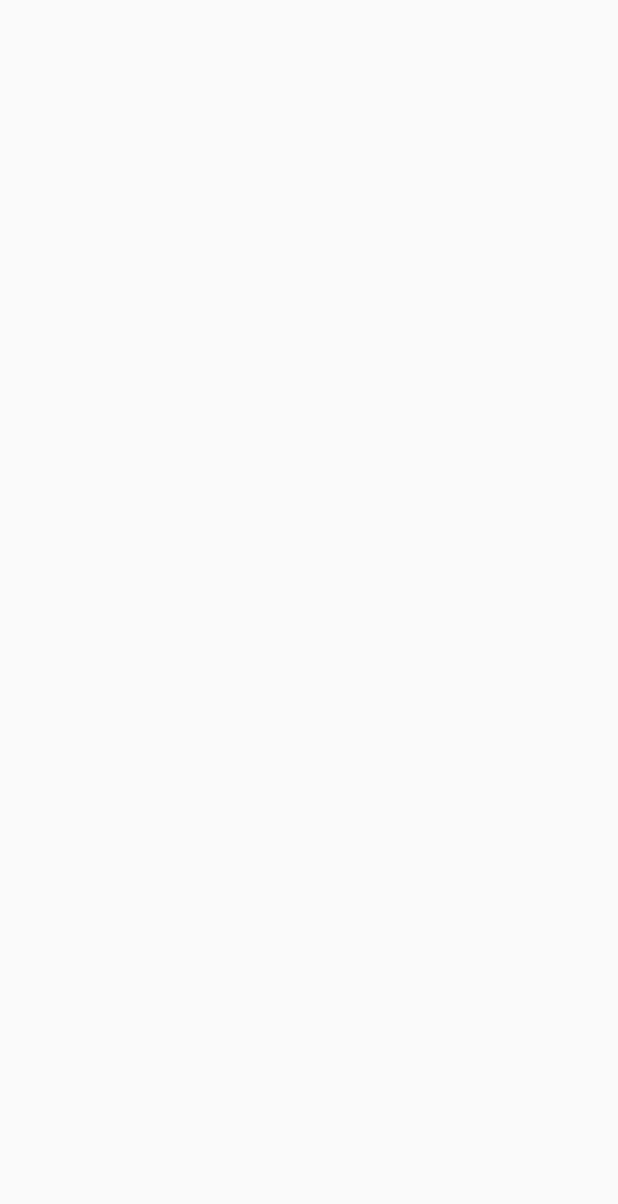
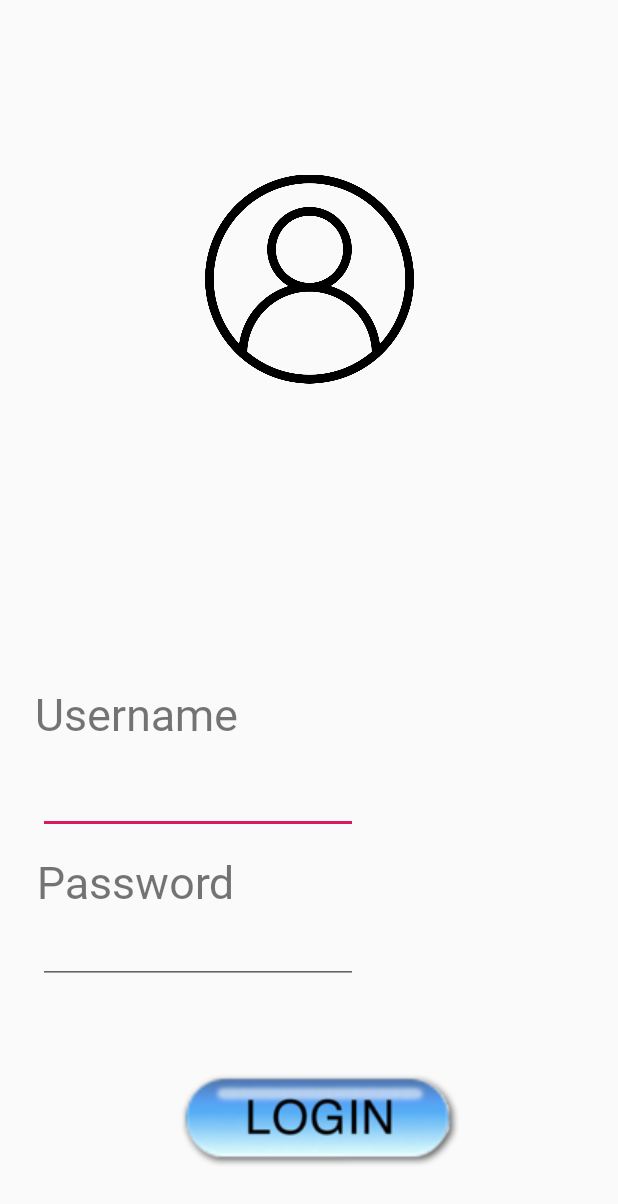
Before and after one commit to soyidwahyud/miniproject, an Android app: the screen it shows after launch (login), on a phone screen of 412 x 824 dp. Before the commit the part shown is empty. Shown: the top 1204 px of the screen. Run offline under Robolectric (Android 15) with nearby library versions, the phone set to English and light mode, and no system bars.

Commit message:
membuat login karyawan

```diff
--- a/app/src/main/AndroidManifest.xml
+++ b/app/src/main/AndroidManifest.xml
@@ -9,6 +9,10 @@
         android:roundIcon="@mipmap/ic_baank"
         android:supportsRtl="true"
         android:theme="@style/AppTheme">
+        <activity android:name=".home"></activity>
+        <activity
+            android:name=".ui.login.LoginActivity"
+            android:label="@string/title_activity_login" />
         <activity android:name=".MainActivity">
             <intent-filter>
                 <action android:name="android.intent.action.MAIN" />
@@ -16,7 +20,7 @@
                 <category android:name="android.intent.category.LAUNCHER" />
             </intent-filter>
         </activity>
-        <activity android:name=".login"></activity>
+        <activity android:name=".login" />
     </application>
 
 </manifest>
--- a/app/src/main/java/com/example/bloodbankinventory/login.java
+++ b/app/src/main/java/com/example/bloodbankinventory/login.java
@@ -1,14 +1,56 @@
 package com.example.bloodbankinventory;
 
+import androidx.appcompat.app.AlertDialog;
 import androidx.appcompat.app.AppCompatActivity;
 
+import android.content.DialogInterface;
+import android.content.Intent;
 import android.os.Bundle;
+import android.view.View;
+import android.widget.Button;
+import android.widget.EditText;
+import android.widget.ImageButton;
+import android.widget.Toast;
+
+import java.util.Arrays;
+import java.util.List;
 
 public class login extends AppCompatActivity {
 
+    String username="", password="";
+    private EditText edituser, editpassword;
+    private ImageButton login;
     @Override
     protected void onCreate(Bundle savedInstanceState) {
         super.onCreate(savedInstanceState);
         setContentView(R.layout.activity_login);
+        edituser = findViewById(R.id.edituser);
+        editpassword = findViewById(R.id.editpassword);
+        login = (ImageButton)findViewById(R.id.login);
+    }
+
+
+    public void loginOnClick(View view) {
+        if(edituser.getText().toString().equals("soyidwahyud") && editpassword.getText().toString().equals("soyid24")){
+            //Toast.makeText(getApplicationContext(),"login successfully",Toast.LENGTH_SHORT).show();
+
+            AlertDialog alertDialog = new AlertDialog.Builder(login.this).create();
+            alertDialog.setTitle("Pesan");
+            alertDialog.setMessage("Login berhasil");
+
+            alertDialog.show();
+            Intent home = new Intent(this,home.class);
+            startActivity(home);
+        }
+        else{
+            //Toast.makeText(getApplicationContext(),"wrong login",Toast.LENGTH_SHORT).show();
+
+            AlertDialog alertDialog = new AlertDialog.Builder(login.this).create();
+            alertDialog.setTitle("Pesan");
+            alertDialog.setMessage("Login gagal");
+
+
+            alertDialog.show();
+        }
     }
 }
--- a/app/src/main/res/layout/activity_login.xml
+++ b/app/src/main/res/layout/activity_login.xml
@@ -6,4 +6,78 @@
     android:layout_height="match_parent"
     tools:context=".login">
 
+    <ImageView
+        android:id="@+id/imageView"
+        android:layout_width="139dp"
+        android:layout_height="333dp"
+        app:layout_constraintBottom_toBottomOf="parent"
+        app:layout_constraintEnd_toEndOf="parent"
+        app:layout_constraintStart_toStartOf="parent"
+        app:layout_constraintTop_toTopOf="parent"
+        app:layout_constraintVertical_bias="0.04"
+        app:srcCompat="@drawable/account" />
+
+    <TextView
+        android:id="@+id/username"
+        android:layout_width="wrap_content"
+        android:layout_height="wrap_content"
+        android:layout_marginBottom="328dp"
+        android:fontFamily="@font/machineunk_nyqg"
+        android:text="Username"
+        android:textSize="30sp"
+        app:layout_constraintBottom_toBottomOf="parent"
+        app:layout_constraintEnd_toEndOf="parent"
+        app:layout_constraintHorizontal_bias="0.085"
+        app:layout_constraintStart_toStartOf="parent" />
+
+    <TextView
+        android:id="@+id/password"
+        android:layout_width="wrap_content"
+        android:layout_height="wrap_content"
+        android:layout_marginBottom="216dp"
+        android:fontFamily="@font/machineunk_nyqg"
+        android:text="Password"
+        android:textSize="30sp"
+        app:layout_constraintBottom_toBottomOf="parent"
+        app:layout_constraintEnd_toEndOf="parent"
+        app:layout_constraintHorizontal_bias="0.088"
+        app:layout_constraintStart_toStartOf="parent" />
+
+    <EditText
+        android:id="@+id/edituser"
+        android:layout_width="wrap_content"
+        android:layout_height="wrap_content"
+        android:layout_marginBottom="268dp"
+        android:ems="10"
+        android:inputType="textPersonName"
+        app:layout_constraintBottom_toBottomOf="parent"
+        app:layout_constraintEnd_toEndOf="parent"
+        app:layout_constraintHorizontal_bias="0.126"
+        app:layout_constraintStart_toStartOf="parent" />
+
+    <EditText
+        android:id="@+id/editpassword"
+        android:layout_width="wrap_content"
+        android:layout_height="wrap_content"
+        android:layout_marginBottom="168dp"
+        android:ems="10"
+        android:inputType="textPersonName"
+        app:layout_constraintBottom_toBottomOf="parent"
+        app:layout_constraintEnd_toEndOf="parent"
+        app:layout_constraintHorizontal_bias="0.126"
+        app:layout_constraintStart_toStartOf="parent" />
+
+    <ImageButton
+        android:id="@+id/login"
+        android:layout_width="wrap_content"
+        android:layout_height="wrap_content"
+        android:layout_marginBottom="16dp"
+        android:background="@null"
+        android:onClick="loginOnClick"
+        app:layout_constraintBottom_toBottomOf="parent"
+        app:layout_constraintEnd_toEndOf="parent"
+        app:layout_constraintHorizontal_bias="0.553"
+        app:layout_constraintStart_toStartOf="parent"
+        app:srcCompat="@drawable/login" />
+
 </androidx.constraintlayout.widget.ConstraintLayout>
--- a/app/src/main/res/values/strings.xml
+++ b/app/src/main/res/values/strings.xml
@@ -1,3 +1,12 @@
 <resources>
     <string name="app_name">Blood Bank Inventory</string>
+    <string name="title_activity_login">Sign in</string>
+    <string name="prompt_email">Email</string>
+    <string name="prompt_password">Password</string>
+    <string name="action_sign_in">Sign in or register</string>
+    <string name="action_sign_in_short">Sign in</string>
+    <string name="welcome">"Welcome !"</string>
+    <string name="invalid_username">Not a valid username</string>
+    <string name="invalid_password">Password must be >5 characters</string>
+    <string name="login_failed">"Login failed"</string>
 </resources>
```
